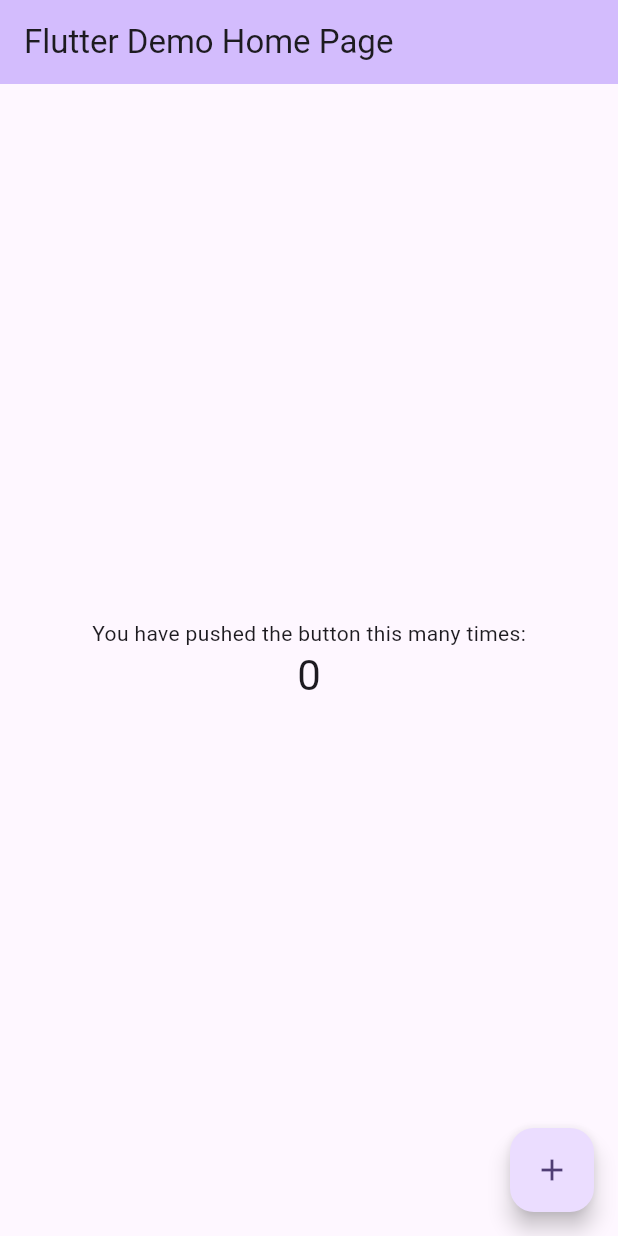
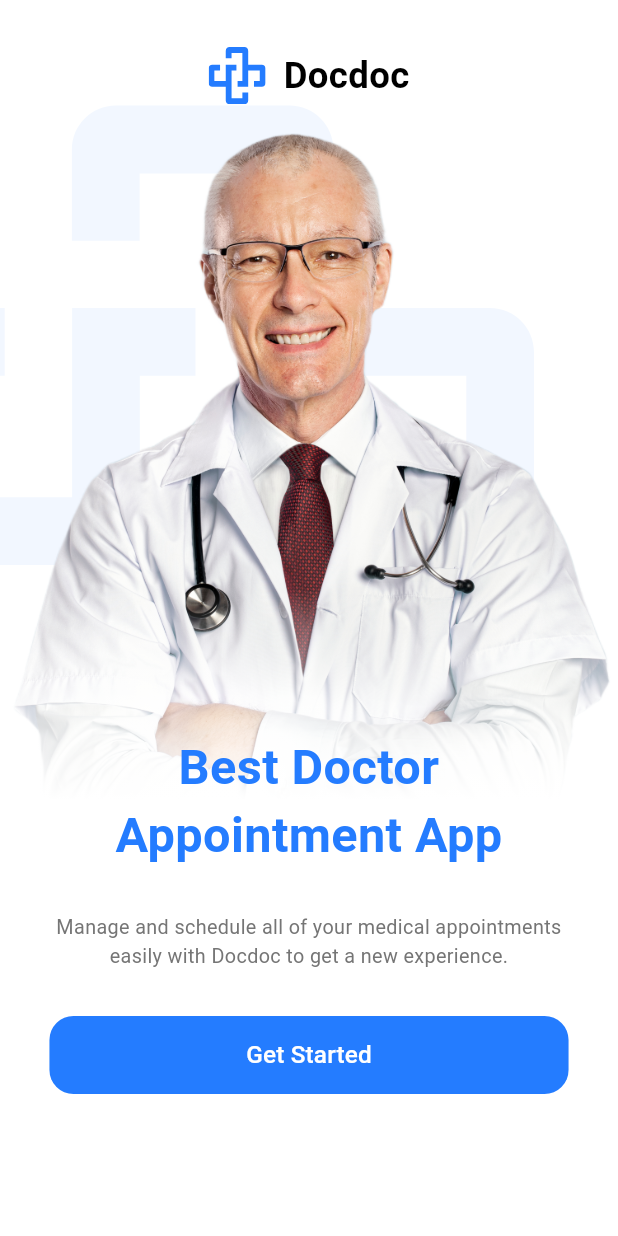
Before and after one commit to Mohamed11Rshad/appointment, a Flutter app: the screen it shows after launch, on a phone screen of 412 x 824 dp. Run offline on Flutter 3.47's test engine with Material 3 defaults, Android fonts, the phone set to English and light mode, and no system bars; our stand-ins replace flutter_screenutil, flutter_svg.

Commit message:
- added images ans svgs folders for assets - added flutter_svg and flutter_screenUtil - made a file for doc app client - added navigation extension - added routing folder that contains router class and routes files - added colors and text styles - added empty login screen - added onboarding screen

```diff
--- /dev/null
+++ b/lib/core/helpers/extensions.dart
@@ -0,0 +1,21 @@
+import 'package:flutter/material.dart';
+import 'package:flutter/widgets.dart';
+
+extension Navigation on BuildContext {
+  Future<dynamic> pushNamed(String routeName, {Object? arguments}) {
+    return Navigator.of(this).pushNamed(routeName, arguments: arguments);
+  }
+
+  Future<dynamic> pushReplacementNamed(String routeName, {Object? arguments}) {
+    return Navigator.of(this)
+        .pushReplacementNamed(routeName, arguments: arguments);
+  }
+
+  Future<dynamic> pushNamedAndRemoveUntil(String routeName,
+      {Object? arguments, required RoutePredicate predicate}) {
+    return Navigator.of(this)
+        .pushNamedAndRemoveUntil(routeName, predicate, arguments: arguments);
+  }
+
+  void pop() => Navigator.of(this).pop();
+}
--- /dev/null
+++ b/lib/core/routing/app_router.dart
@@ -0,0 +1,27 @@
+import 'package:appointment/core/routing/routes.dart';
+import 'package:appointment/features/on_boarding/on_boarding_screen.dart';
+import 'package:appointment/features/login/ui/login_screen.dart';
+import 'package:flutter/material.dart';
+
+class AppRouter {
+  Route generateRoute(RouteSettings settings) {
+// this arguments to be passed to any screen like this ( arguments as ClassName )
+    final args = settings.arguments;
+
+    switch (settings.name) {
+      case Routes.onBoardingScreen:
+        return MaterialPageRoute(builder: (_) => const OnBoardingScreen());
+      case Routes.loginScreen:
+        return MaterialPageRoute(builder: (_) => const LoginScreen());
+
+      default:
+        return MaterialPageRoute(
+          builder: (_) => Scaffold(
+            body: Center(
+              child: Text('No route defined for ${settings.name}'),
+            ),
+          ),
+        );
+    }
+  }
+}
--- /dev/null
+++ b/lib/core/routing/routes.dart
@@ -0,0 +1,4 @@
+class Routes {
+  static const String onBoardingScreen = '/onBoardingScreen';
+  static const String loginScreen = '/loginScreen';
+}
--- /dev/null
+++ b/lib/core/theming/colors.dart
@@ -0,0 +1,6 @@
+import 'dart:ui';
+
+class ColorsManager {
+  static const Color mainBlue = Color(0xFF247CFF);
+  static const Color grey = Color(0xFF757575);
+}
--- /dev/null
+++ b/lib/core/theming/styles.dart
@@ -0,0 +1,29 @@
+import 'package:appointment/core/theming/colors.dart';
+import 'package:flutter/material.dart';
+import 'package:flutter_screenutil/flutter_screenutil.dart';
+
+class TextStyles {
+  static TextStyle font24Black700W = TextStyle(
+    fontSize: 24.sp,
+    fontWeight: FontWeight.w700,
+    color: Colors.black,
+  );
+
+  static TextStyle font32BlueBold = TextStyle(
+    fontSize: 32.sp,
+    fontWeight: FontWeight.bold,
+    color: ColorsManager.mainBlue,
+  );
+
+  static TextStyle font13GreyRegular = TextStyle(
+    fontSize: 13.sp,
+    fontWeight: FontWeight.normal,
+    color: ColorsManager.grey,
+  );
+
+  static TextStyle font16WhiteSemiBold = TextStyle(
+    fontSize: 16.sp,
+    fontWeight: FontWeight.w500,
+    color: Colors.white,
+  );
+}
--- /dev/null
+++ b/lib/doc_app.dart
@@ -0,0 +1,29 @@
+import 'package:appointment/core/routing/app_router.dart';
+import 'package:appointment/core/routing/routes.dart';
+import 'package:appointment/core/theming/colors.dart';
+import 'package:flutter/material.dart';
+import 'package:flutter_screenutil/flutter_screenutil.dart';
+
+class DocApp extends StatelessWidget {
+  const DocApp({super.key, required this.appRouter});
+
+  final AppRouter appRouter;
+
+  @override
+  Widget build(BuildContext context) {
+    return ScreenUtilInit(
+      designSize: const Size(375, 812),
+      minTextAdapt: true,
+      child: MaterialApp(
+        debugShowCheckedModeBanner: false,
+        title: 'Doc App',
+        theme: ThemeData(
+          primaryColor: ColorsManager.mainBlue,
+          scaffoldBackgroundColor: Colors.white,
+        ),
+        initialRoute: Routes.onBoardingScreen,
+        onGenerateRoute: appRouter.generateRoute,
+      ),
+    );
+  }
+}
--- /dev/null
+++ b/lib/features/login/ui/login_screen.dart
@@ -0,0 +1,17 @@
+import 'package:flutter/material.dart';
+
+class LoginScreen extends StatelessWidget {
+  const LoginScreen({super.key});
+
+  @override
+  Widget build(BuildContext context) {
+    return Scaffold(
+      appBar: AppBar(
+        title: const Text('Login Screen'),
+      ),
+      body: const Center(
+        child: Text('Login Screen'),
+      ),
+    );
+  }
+}
--- /dev/null
+++ b/lib/features/on_boarding/on_boarding_screen.dart
@@ -0,0 +1,44 @@
+import 'package:appointment/core/theming/styles.dart';
+import 'package:appointment/features/on_boarding/widgets/doc_logo_and_name.dart';
+import 'package:appointment/features/on_boarding/widgets/doctor_image_and_text.dart';
+import 'package:appointment/features/on_boarding/widgets/get_started_button.dart';
+import 'package:flutter/material.dart';
+import 'package:flutter_screenutil/flutter_screenutil.dart';
+
+class OnBoardingScreen extends StatelessWidget {
+  const OnBoardingScreen({super.key});
+
+  @override
+  Widget build(BuildContext context) {
+    return Scaffold(
+      body: SafeArea(
+        child: SingleChildScrollView(
+          child: Padding(
+            padding: EdgeInsets.only(top: 30.h, bottom: 30.h),
+            child: Column(
+              children: [
+                const DocLogoAndName(),
+                SizedBox(width: 30.h),
+                const DoctorImageAndText(),
+                Padding(
+                  padding: EdgeInsets.symmetric(horizontal: 30.w),
+                  child: Column(
+                    children: [
+                      Text(
+                        "Manage and schedule all of your medical appointments easily with Docdoc to get a new experience.",
+                        textAlign: TextAlign.center,
+                        style: TextStyles.font13GreyRegular,
+                      ),
+                      SizedBox(height: 30.h),
+                      const GetStartedButton(),
+                    ],
+                  ),
+                ),
+              ],
+            ),
+          ),
+        ),
+      ),
+    );
+  }
+}
--- /dev/null
+++ b/lib/features/on_boarding/widgets/doc_logo_and_name.dart
@@ -0,0 +1,23 @@
+import 'package:appointment/core/theming/styles.dart';
+import 'package:flutter/material.dart';
+import 'package:flutter_screenutil/flutter_screenutil.dart';
+import 'package:flutter_svg/flutter_svg.dart';
+
+class DocLogoAndName extends StatelessWidget {
+  const DocLogoAndName({super.key});
+
+  @override
+  Widget build(BuildContext context) {
+    return Row(
+      mainAxisAlignment: MainAxisAlignment.center,
+      children: [
+        SvgPicture.asset("assets/svgs/docdoc_logo.svg"),
+        SizedBox(width: 10.w),
+        Text(
+          "Docdoc",
+          style: TextStyles.font24Black700W,
+        ),
+      ],
+    );
+  }
+}
--- /dev/null
+++ b/lib/features/on_boarding/widgets/doctor_image_and_text.dart
@@ -0,0 +1,42 @@
+import 'package:appointment/core/theming/styles.dart';
+import 'package:flutter/material.dart';
+import 'package:flutter_svg/svg.dart';
+
+class DoctorImageAndText extends StatelessWidget {
+  const DoctorImageAndText({super.key});
+
+  @override
+  Widget build(BuildContext context) {
+    return Stack(
+      children: [
+        SvgPicture.asset("assets/svgs/docdoc_logo_low_opacity.svg"),
+        Container(
+          foregroundDecoration: BoxDecoration(
+            gradient: LinearGradient(
+              begin: Alignment.bottomCenter,
+              end: Alignment.topCenter,
+              stops: const [0.14, 0.4],
+              colors: [
+                Colors.white,
+                Colors.white.withOpacity(0.0),
+              ],
+            ),
+          ),
+          child: Image.asset("assets/images/onboarding_doctor.png"),
+        ),
+        Positioned(
+          bottom: 30,
+          left: 0,
+          right: 0,
+          child: Text(
+            "Best Doctor\nAppointment App",
+            textAlign: TextAlign.center,
+            style: TextStyles.font32BlueBold.copyWith(
+              height: 1.4,
+            ),
+          ),
+        )
+      ],
+    );
+  }
+}
--- /dev/null
+++ b/lib/features/on_boarding/widgets/get_started_button.dart
@@ -0,0 +1,34 @@
+import 'package:appointment/core/helpers/extensions.dart';
+import 'package:appointment/core/routing/routes.dart';
+import 'package:appointment/core/theming/colors.dart';
+import 'package:appointment/core/theming/styles.dart';
+import 'package:flutter/material.dart';
+
+class GetStartedButton extends StatelessWidget {
+  const GetStartedButton({super.key});
+
+  @override
+  Widget build(BuildContext context) {
+    return TextButton(
+      onPressed: () {
+        context.pushNamed(Routes.loginScreen);
+      },
+      style: ButtonStyle(
+        backgroundColor: WidgetStateProperty.all(ColorsManager.mainBlue),
+        tapTargetSize: MaterialTapTargetSize.shrinkWrap,
+        minimumSize: WidgetStateProperty.all(
+          const Size(double.infinity, 52),
+        ),
+        shape: WidgetStateProperty.all(
+          RoundedRectangleBorder(
+            borderRadius: BorderRadius.circular(16),
+          ),
+        ),
+      ),
+      child: Text(
+        "Get Started",
+        style: TextStyles.font16WhiteSemiBold,
+      ),
+    );
+  }
+}
--- a/lib/main.dart
+++ b/lib/main.dart
@@ -1,126 +1,11 @@
+import 'package:appointment/core/routing/app_router.dart';
+import 'package:appointment/doc_app.dart';
 import 'package:flutter/material.dart';
 
 void main() {
-  runApp(const MyApp());
+  runApp(
+    DocApp(
+      appRouter: AppRouter(),
+    ),
+  );
 }
-
-class MyApp extends StatelessWidget {
-  const MyApp({super.key});
-
-  // This widget is the root of your application.
-  @override
-  Widget build(BuildContext context) {
-    return MaterialApp(
-      debugShowCheckedModeBanner: false,
-      title: 'Flutter',
-      theme: ThemeData(
-        // This is the theme of your application.
-        //
-        // TRY THIS: Try running your application with "flutter run". You'll see
-        // the application has a purple toolbar. Then, without quitting the app,
-        // try changing the seedColor in the colorScheme below to Colors.green
-        // and then invoke "hot reload" (save your changes or press the "hot
-        // reload" button in a Flutter-supported IDE, or press "r" if you used
-        // the command line to start the app).
-        //
-        // Notice that the counter didn't reset back to zero; the application
-        // state is not lost during the reload. To reset the state, use hot
-        // restart instead.
-        //
-        // This works for code too, not just values: Most code changes can be
-        // tested with just a hot reload.
-        colorScheme: ColorScheme.fromSeed(seedColor: Colors.deepPurple),
-        useMaterial3: true,
-      ),
-      home: const MyHomePage(title: 'Flutter Demo Home Page'),
-    );
-  }
-}
-
-class MyHomePage extends StatefulWidget {
-  const MyHomePage({super.key, required this.title});
-
-  // This widget is the home page of your application. It is stateful, meaning
-  // that it has a State object (defined below) that contains fields that affect
-  // how it looks.
-
-  // This class is the configuration for the state. It holds the values (in this
-  // case the title) provided by the parent (in this case the App widget) and
-  // used by the build method of the State. Fields in a Widget subclass are
-  // always marked "final".
-
-  final String title;
-
-  @override
-  State<MyHomePage> createState() => _MyHomePageState();
-}
-
-class _MyHomePageState extends State<MyHomePage> {
-  int _counter = 0;
-
-  void _incrementCounter() {
-    setState(() {
-      // This call to setState tells the Flutter framework that something has
-      // changed in this State, which causes it to rerun the build method below
-      // so that the display can reflect the updated values. If we changed
-      // _counter without calling setState(), then the build method would not be
-      // called again, and so nothing would appear to happen.
-      _counter++;
-    });
-  }
-
-  @override
-  Widget build(BuildContext context) {
-    // This method is rerun every time setState is called, for instance as done
-    // by the _incrementCounter method above.
-    //
-    // The Flutter framework has been optimized to make rerunning build methods
-    // fast, so that you can just rebuild anything that needs updating rather
-    // than having to individually change instances of widgets.
-    return Scaffold(
-      appBar: AppBar(
-        // TRY THIS: Try changing the color here to a specific color (to
-        // Colors.amber, perhaps?) and trigger a hot reload to see the AppBar
-        // change color while the other colors stay the same.
-        backgroundColor: Theme.of(context).colorScheme.inversePrimary,
-        // Here we take the value from the MyHomePage object that was created by
-        // the App.build method, and use it to set our appbar title.
-        title: Text(widget.title),
-      ),
-      body: Center(
-        // Center is a layout widget. It takes a single child and positions it
-        // in the middle of the parent.
-        child: Column(
-          // Column is also a layout widget. It takes a list of children and
-          // arranges them vertically. By default, it sizes itself to fit its
-          // children horizontally, and tries to be as tall as its parent.
-          //
-          // Column has various properties to control how it sizes itself and
-          // how it positions its children. Here we use mainAxisAlignment to
-          // center the children vertically; the main axis here is the vertical
-          // axis because Columns are vertical (the cross axis would be
-          // horizontal).
-          //
-          // TRY THIS: Invoke "debug painting" (choose the "Toggle Debug Paint"
-          // action in the IDE, or press "p" in the console), to see the
-          // wireframe for each widget.
-          mainAxisAlignment: MainAxisAlignment.center,
-          children: <Widget>[
-            const Text(
-              'You have pushed the button this many times:',
-            ),
-            Text(
-              '$_counter',
-              style: Theme.of(context).textTheme.headlineMedium,
-            ),
-          ],
-        ),
-      ),
-      floatingActionButton: FloatingActionButton(
-        onPressed: _incrementCounter,
-        tooltip: 'Increment',
-        child: const Icon(Icons.add),
-      ), // This trailing comma makes auto-formatting nicer for build methods.
-    );
-  }
-}
```
Also changed, not shown: pubspec.yaml (+9 -3 lines), assets/images/onboarding_doctor.png (added), assets/svgs/docdoc_logo.svg (added), assets/svgs/docdoc_logo_low_opacity.svg (added), pubspec.lock, 1 other file.
